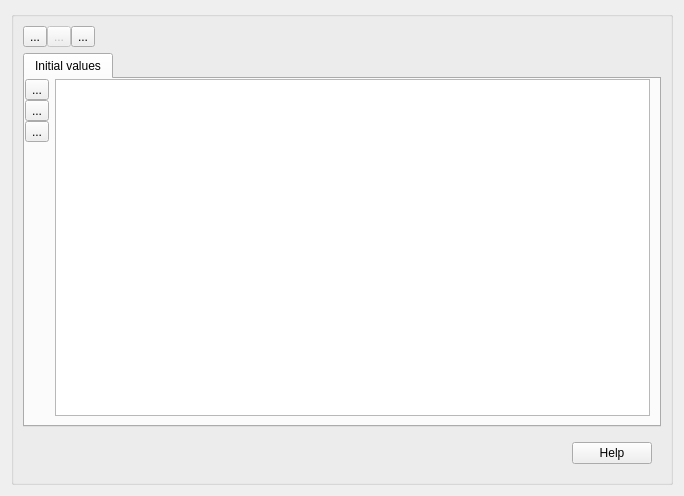
The window that TableInstanceForm.ui (fritzone/ddm) describes before a commit, drawn with Qt 5.
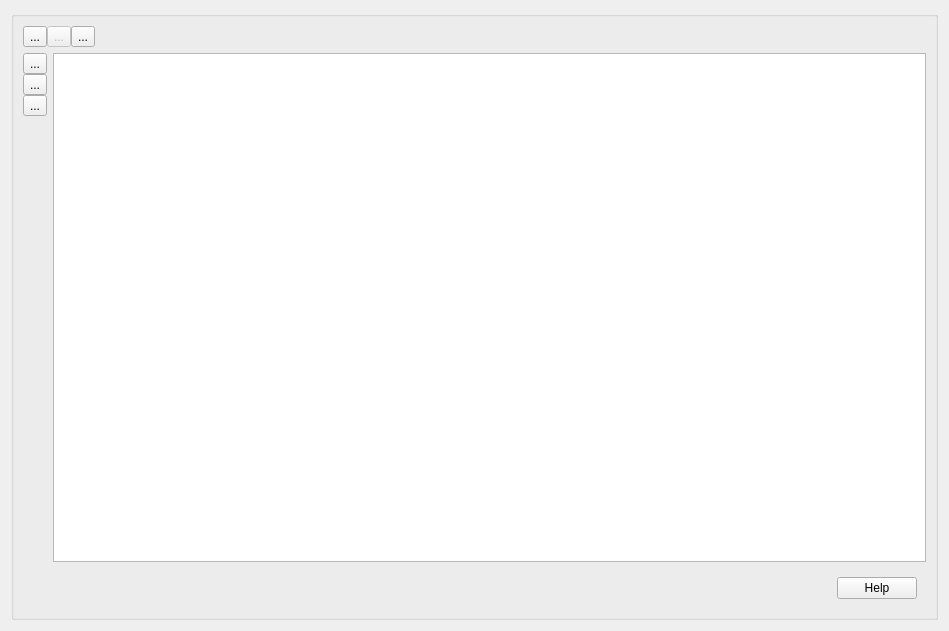
The same window after the commit. Icons and pictures are not drawn.

```diff
--- a/TableInstanceForm.ui
+++ b/TableInstanceForm.ui
@@ -6,8 +6,8 @@
    <rect>
     <x>0</x>
     <y>0</y>
-    <width>684</width>
-    <height>496</height>
+    <width>949</width>
+    <height>631</height>
    </rect>
   </property>
   <property name="windowTitle">
@@ -113,18 +113,7 @@
        </layout>
       </item>
       <item>
-       <widget class="QTabWidget" name="tabWidget_2">
-        <widget class="QWidget" name="tabWidget_2Page1">
-         <attribute name="title">
-          <string>Initial values</string>
-         </attribute>
          <layout class="QHBoxLayout" name="horizontalLayout_2">
-          <property name="leftMargin">
-           <number>0</number>
-          </property>
-          <property name="topMargin">
-           <number>0</number>
-          </property>
           <item>
            <layout class="QVBoxLayout" name="verticalLayout_3">
             <property name="spacing">
@@ -200,8 +189,6 @@
            <widget class="QTableWidget" name="values"/>
           </item>
          </layout>
-        </widget>
-       </widget>
       </item>
       <item>
        <widget class="QFrame" name="frame">
```
Lines whose indentation alone changed are shown as unchanged.
